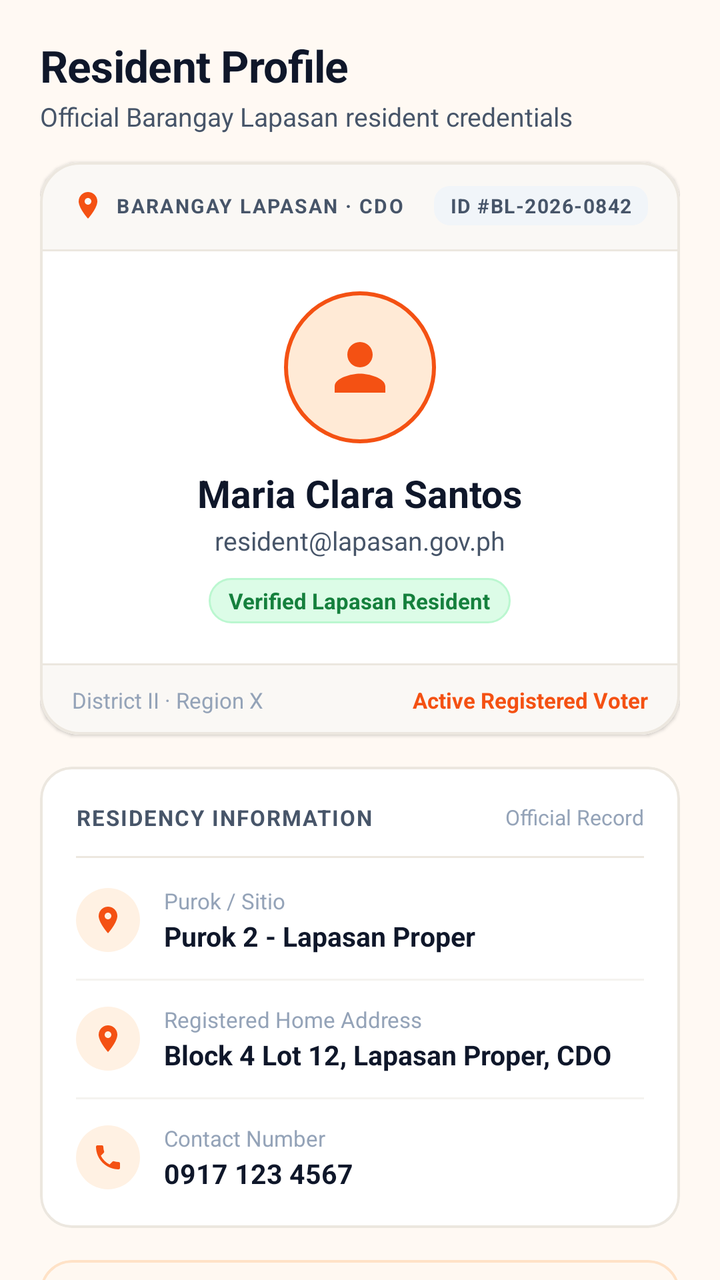
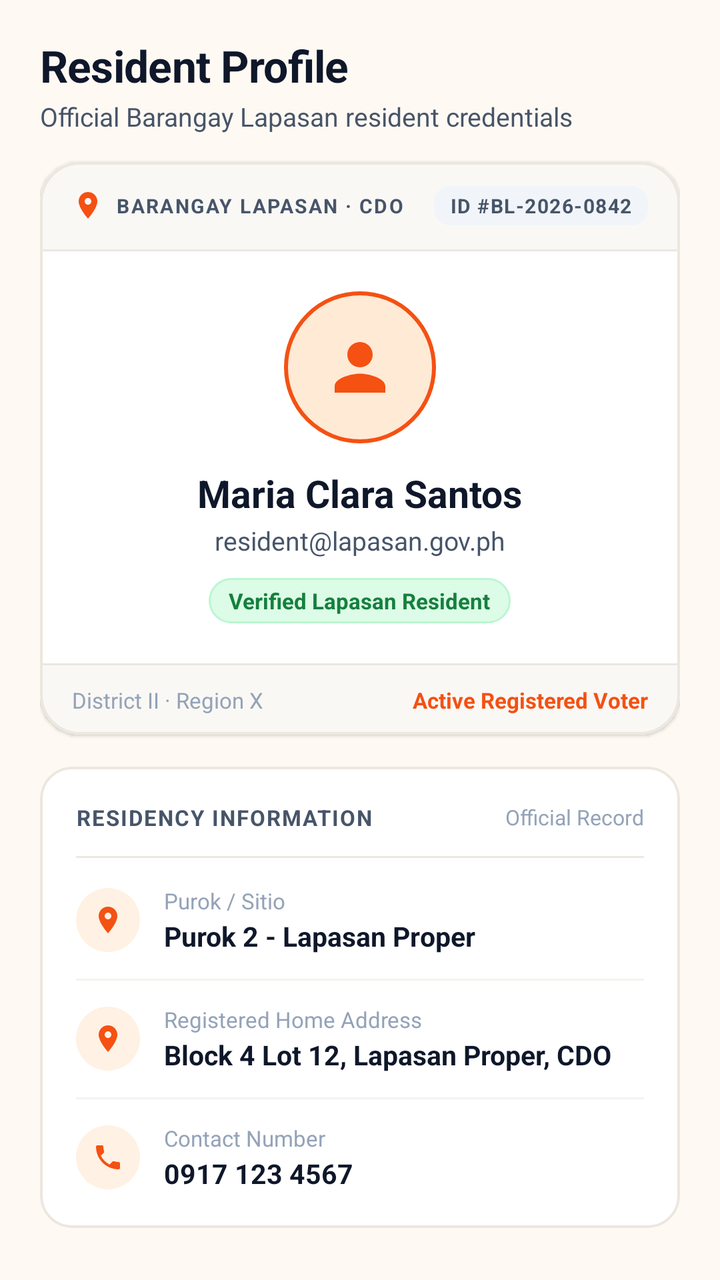

Compare the two renders of this Android layout. The source of the first and the diff that turns it into the second are given below.
<!-- AndroidManifest.xml: application theme Theme.Apila -->
<!-- res/layout/fragment_profile.xml -->
<?xml version="1.0" encoding="utf-8"?>
<androidx.core.widget.NestedScrollView xmlns:android="http://schemas.android.com/apk/res/android"
    xmlns:app="http://schemas.android.com/apk/res-auto"
    android:layout_width="match_parent"
    android:layout_height="match_parent"
    android:background="@color/warm_background">

    <LinearLayout
        android:layout_width="match_parent"
        android:layout_height="wrap_content"
        android:descendantFocusability="beforeDescendants"
        android:focusableInTouchMode="true"
        android:orientation="vertical"
        android:paddingStart="20dp"
        android:paddingTop="18dp"
        android:paddingEnd="20dp"
        android:paddingBottom="36dp">

        
        <LinearLayout
            android:layout_width="match_parent"
            android:layout_height="wrap_content"
            android:orientation="vertical"
            android:paddingBottom="14dp">

            <TextView
                android:layout_width="wrap_content"
                android:layout_height="wrap_content"
                android:letterSpacing="-0.01"
                android:text="Resident Profile"
                android:textColor="@color/text_primary"
                android:textSize="22sp"
                android:textStyle="bold" />

            <TextView
                android:layout_width="wrap_content"
                android:layout_height="wrap_content"
                android:layout_marginTop="2dp"
                android:text="Official Barangay Lapasan resident credentials"
                android:textColor="@color/text_secondary"
                android:textSize="13sp" />
        </LinearLayout>

        
        <com.google.android.material.card.MaterialCardView
            android:layout_width="match_parent"
            android:layout_height="wrap_content"
            app:cardBackgroundColor="@color/white"
            app:cardCornerRadius="20dp"
            app:cardElevation="1dp"
            app:strokeColor="#ECE7DF"
            app:strokeWidth="1.2dp">

            <LinearLayout
                android:layout_width="match_parent"
                android:layout_height="wrap_content"
                android:orientation="vertical">

                
                <LinearLayout
                    android:layout_width="match_parent"
                    android:layout_height="wrap_content"
                    android:background="#FAF8F5"
                    android:gravity="center_vertical"
                    android:orientation="horizontal"
                    android:paddingStart="16dp"
                    android:paddingTop="12dp"
                    android:paddingEnd="16dp"
                    android:paddingBottom="12dp">

                    <ImageView
                        android:layout_width="16dp"
                        android:layout_height="16dp"
                        android:src="@drawable/ic_location"
                        app:tint="@color/brand_orange" />

                    <TextView
                        android:layout_width="0dp"
                        android:layout_height="wrap_content"
                        android:layout_marginStart="6dp"
                        android:layout_weight="1"
                        android:letterSpacing="0.08"
                        android:text="BARANGAY LAPASAN · CDO"
                        android:textColor="@color/text_secondary"
                        android:textSize="10sp"
                        android:textStyle="bold" />

                    <TextView
                        android:layout_width="wrap_content"
                        android:layout_height="wrap_content"
                        android:background="@drawable/bg_profile_id_chip"
                        android:letterSpacing="0.05"
                        android:text="ID #BL-2026-0842"
                        android:textColor="@color/text_secondary"
                        android:textSize="10sp"
                        android:textStyle="bold" />
                </LinearLayout>

                <View
                    android:layout_width="match_parent"
                    android:layout_height="1dp"
                    android:background="#ECE7DF" />

                
                <LinearLayout
                    android:layout_width="match_parent"
                    android:layout_height="wrap_content"
                    android:gravity="center"
                    android:orientation="vertical"
                    android:paddingStart="20dp"
                    android:paddingTop="20dp"
                    android:paddingEnd="20dp"
                    android:paddingBottom="20dp">

                    
                    <LinearLayout
                        android:layout_width="76dp"
                        android:layout_height="76dp"
                        android:background="@drawable/bg_profile_avatar_circle"
                        android:gravity="center">

                        <ImageView
                            android:id="@+id/ivProfileAvatar"
                            android:layout_width="38dp"
                            android:layout_height="38dp"
                            android:contentDescription="Avatar"
                            android:src="@drawable/ic_user_outline"
                            app:tint="@color/brand_orange" />
                    </LinearLayout>

                    <TextView
                        android:id="@+id/tvProfileName"
                        android:layout_width="wrap_content"
                        android:layout_height="wrap_content"
                        android:layout_marginTop="12dp"
                        android:text="Maria Clara Santos"
                        android:textColor="@color/text_primary"
                        android:textSize="19sp"
                        android:textStyle="bold" />

                    <TextView
                        android:id="@+id/tvProfileEmail"
                        android:layout_width="wrap_content"
                        android:layout_height="wrap_content"
                        android:layout_marginTop="2dp"
                        android:text="resident@lapasan.gov.ph"
                        android:textColor="@color/text_secondary"
                        android:textSize="13sp" />

                    <TextView
                        android:id="@+id/tvProfileRoleBadge"
                        android:layout_width="wrap_content"
                        android:layout_height="wrap_content"
                        android:layout_marginTop="10dp"
                        android:background="@drawable/bg_badge_attendance_present"
                        android:text="Verified Lapasan Resident"
                        android:textColor="#15803D"
                        android:textSize="11sp"
                        android:textStyle="bold" />
                </LinearLayout>

                <View
                    android:layout_width="match_parent"
                    android:layout_height="1dp"
                    android:background="#ECE7DF" />

                
                <LinearLayout
                    android:layout_width="match_parent"
                    android:layout_height="wrap_content"
                    android:background="#FAF8F5"
                    android:gravity="center_vertical"
                    android:orientation="horizontal"
                    android:paddingStart="16dp"
                    android:paddingTop="10dp"
                    android:paddingEnd="16dp"
                    android:paddingBottom="10dp">

                    <TextView
                        android:layout_width="0dp"
                        android:layout_height="wrap_content"
                        android:layout_weight="1"
                        android:text="District II · Region X"
                        android:textColor="@color/text_tertiary"
                        android:textSize="11sp" />

                    <TextView
                        android:layout_width="wrap_content"
                        android:layout_height="wrap_content"
                        android:text="Active Registered Voter"
                        android:textColor="@color/brand_orange"
                        android:textSize="11sp"
                        android:textStyle="bold" />
                </LinearLayout>

            </LinearLayout>
        </com.google.android.material.card.MaterialCardView>

        
        <com.google.android.material.card.MaterialCardView
            android:layout_width="match_parent"
            android:layout_height="wrap_content"
            android:layout_marginTop="16dp"
            app:cardBackgroundColor="@color/white"
            app:cardCornerRadius="16dp"
            app:cardElevation="0dp"
            app:strokeColor="#ECE7DF"
            app:strokeWidth="1.2dp">

            <LinearLayout
                android:layout_width="match_parent"
                android:layout_height="wrap_content"
                android:orientation="vertical"
                android:padding="18dp">

                
                <LinearLayout
                    android:layout_width="match_parent"
                    android:layout_height="wrap_content"
                    android:gravity="center_vertical"
                    android:orientation="horizontal">

                    <TextView
                        android:layout_width="0dp"
                        android:layout_height="wrap_content"
                        android:layout_weight="1"
                        android:letterSpacing="0.06"
                        android:text="RESIDENCY INFORMATION"
                        android:textColor="@color/text_secondary"
                        android:textSize="11sp"
                        android:textStyle="bold" />

                    <TextView
                        android:layout_width="wrap_content"
                        android:layout_height="wrap_content"
                        android:text="Official Record"
                        android:textColor="@color/text_tertiary"
                        android:textSize="10.5sp" />
                </LinearLayout>

                <View
                    android:layout_width="match_parent"
                    android:layout_height="1dp"
                    android:layout_marginTop="12dp"
                    android:layout_marginBottom="14dp"
                    android:background="#ECE7DF" />

                
                <LinearLayout
                    android:layout_width="match_parent"
                    android:layout_height="wrap_content"
                    android:gravity="center_vertical"
                    android:orientation="horizontal">

                    <LinearLayout
                        android:layout_width="32dp"
                        android:layout_height="32dp"
                        android:background="@drawable/bg_info_icon_circle"
                        android:gravity="center">

                        <ImageView
                            android:layout_width="16dp"
                            android:layout_height="16dp"
                            android:src="@drawable/ic_location_outline"
                            app:tint="@color/brand_orange" />
                    </LinearLayout>

                    <LinearLayout
                        android:layout_width="match_parent"
                        android:layout_height="wrap_content"
                        android:layout_marginStart="12dp"
                        android:orientation="vertical">

                        <TextView
                            android:layout_width="wrap_content"
                            android:layout_height="wrap_content"
                            android:text="Purok / Sitio"
                            android:textColor="@color/text_tertiary"
                            android:textSize="11sp" />

                        <TextView
                            android:id="@+id/tvProfilePurok"
                            android:layout_width="wrap_content"
                            android:layout_height="wrap_content"
                            android:layout_marginTop="1dp"
                            android:text="Purok 2 - Lapasan Proper"
                            android:textColor="@color/text_primary"
                            android:textSize="13.5sp"
                            android:textStyle="bold" />
                    </LinearLayout>
                </LinearLayout>

                <View
                    android:layout_width="match_parent"
                    android:layout_height="1dp"
                    android:layout_marginTop="12dp"
                    android:layout_marginBottom="12dp"
                    android:background="#F5F3EF" />

                
                <LinearLayout
                    android:layout_width="match_parent"
                    android:layout_height="wrap_content"
                    android:gravity="center_vertical"
                    android:orientation="horizontal">

                    <LinearLayout
                        android:layout_width="32dp"
                        android:layout_height="32dp"
                        android:background="@drawable/bg_info_icon_circle"
                        android:gravity="center">

                        <ImageView
                            android:layout_width="16dp"
                            android:layout_height="16dp"
                            android:src="@drawable/ic_location"
                            app:tint="@color/brand_orange" />
                    </LinearLayout>

                    <LinearLayout
                        android:layout_width="match_parent"
                        android:layout_height="wrap_content"
                        android:layout_marginStart="12dp"
                        android:orientation="vertical">

                        <TextView
                            android:layout_width="wrap_content"
                            android:layout_height="wrap_content"
                            android:text="Registered Home Address"
                            android:textColor="@color/text_tertiary"
                            android:textSize="11sp" />

                        <TextView
                            android:id="@+id/tvProfileAddress"
                            android:layout_width="wrap_content"
                            android:layout_height="wrap_content"
                            android:layout_marginTop="1dp"
                            android:text="Block 4 Lot 12, Lapasan Proper, CDO"
                            android:textColor="@color/text_primary"
                            android:textSize="13.5sp"
                            android:textStyle="bold" />
                    </LinearLayout>
                </LinearLayout>

                <View
                    android:layout_width="match_parent"
                    android:layout_height="1dp"
                    android:layout_marginTop="12dp"
                    android:layout_marginBottom="12dp"
                    android:background="#F5F3EF" />

                
                <LinearLayout
                    android:layout_width="match_parent"
                    android:layout_height="wrap_content"
                    android:gravity="center_vertical"
                    android:orientation="horizontal">

                    <LinearLayout
                        android:layout_width="32dp"
                        android:layout_height="32dp"
                        android:background="@drawable/bg_info_icon_circle"
                        android:gravity="center">

                        <ImageView
                            android:layout_width="16dp"
                            android:layout_height="16dp"
                            android:src="@drawable/ic_phone_outline"
                            app:tint="@color/brand_orange" />
                    </LinearLayout>

                    <LinearLayout
                        android:layout_width="match_parent"
                        android:layout_height="wrap_content"
                        android:layout_marginStart="12dp"
                        android:orientation="vertical">

                        <TextView
                            android:layout_width="wrap_content"
                            android:layout_height="wrap_content"
                            android:text="Contact Number"
                            android:textColor="@color/text_tertiary"
                            android:textSize="11sp" />

                        <TextView
                            android:id="@+id/tvProfilePhone"
                            android:layout_width="wrap_content"
                            android:layout_height="wrap_content"
                            android:layout_marginTop="1dp"
                            android:text="0917 123 4567"
                            android:textColor="@color/text_primary"
                            android:textSize="13.5sp"
                            android:textStyle="bold" />
                    </LinearLayout>
                </LinearLayout>

            </LinearLayout>
        </com.google.android.material.card.MaterialCardView>

        
        <com.google.android.material.card.MaterialCardView
            android:layout_width="match_parent"
            android:layout_height="wrap_content"
            android:layout_marginTop="16dp"
            app:cardBackgroundColor="#FFF8F1"
            app:cardCornerRadius="16dp"
            app:cardElevation="0dp"
            app:strokeColor="#FFE2C7"
            app:strokeWidth="1.2dp">

            <LinearLayout
                android:layout_width="match_parent"
                android:layout_height="wrap_content"
                android:orientation="vertical"
                android:padding="18dp">

                <LinearLayout
                    android:layout_width="match_parent"
                    android:layout_height="wrap_content"
                    android:gravity="center_vertical"
                    android:orientation="horizontal">

                    <ImageView
                        android:layout_width="16dp"
                        android:layout_height="16dp"
                        android:src="@drawable/ic_dashboard"
                        app:tint="@color/brand_orange" />

                    <TextView
                        android:layout_width="wrap_content"
                        android:layout_height="wrap_content"
                        android:layout_marginStart="8dp"
                        android:text="Barangay Administration"
                        android:textColor="@color/text_primary"
                        android:textSize="13.5sp"
                        android:textStyle="bold" />
                </LinearLayout>

                <TextView
                    android:layout_width="wrap_content"
                    android:layout_height="wrap_content"
                    android:layout_marginTop="6dp"
                    android:lineSpacingExtra="2dp"
                    android:text="Switch to the Barangay Personnel Portal to manage program slots, track community attendance, and broadcast official announcements."
                    android:textColor="@color/text_secondary"
                    android:textSize="12.5sp" />

                <com.google.android.material.button.MaterialButton
                    android:id="@+id/btnSwitchToAdmin"
                    android:layout_width="match_parent"
                    android:layout_height="48dp"
                    android:layout_marginTop="14dp"
                    android:backgroundTint="@color/brand_orange"
                    android:text="Open Barangay Personnel Portal"
                    android:textColor="@color/white"
                    android:textSize="13sp"
                    android:textStyle="bold"
                    app:cornerRadius="12dp" />
            </LinearLayout>
        </com.google.android.material.card.MaterialCardView>

        
        <com.google.android.material.button.MaterialButton
            android:id="@+id/btnLogout"
            style="@style/Widget.MaterialComponents.Button.OutlinedButton"
            android:layout_width="match_parent"
            android:layout_height="48dp"
            android:layout_marginTop="20dp"
            android:text="Sign Out"
            android:textColor="#DC2626"
            android:textSize="13.5sp"
            android:textStyle="bold"
            app:cornerRadius="12dp"
            app:strokeColor="#FECACA"
            app:strokeWidth="1.2dp" />

    </LinearLayout>
</androidx.core.widget.NestedScrollView>
<!-- resources referenced by this layout -->
<resources>
  <color name="brand_orange">#F45113</color>
  <color name="text_primary">#0F172A</color>
  <color name="text_secondary">#475569</color>
  <color name="text_tertiary">#94A3B8</color>
  <color name="warm_background">#FFF9F3</color>
  <color name="white">#FFFFFF</color>
  <!-- drawable bg_badge_attendance_present (drawable) -->
  <?xml version="1.0" encoding="utf-8"?>
  <shape xmlns:android="http://schemas.android.com/apk/res/android"
      android:shape="rectangle">
      <solid android:color="#DCFCE7" />
      <corners android:radius="20dp" />
      <stroke
          android:width="1dp"
          android:color="#BBF7D0" />
      <padding
          android:left="10dp"
          android:top="4dp"
          android:right="10dp"
          android:bottom="4dp" />
  </shape>
  <!-- drawable bg_info_icon_circle (drawable) -->
  <?xml version="1.0" encoding="utf-8"?>
  <shape xmlns:android="http://schemas.android.com/apk/res/android"
      android:shape="oval">
      <solid android:color="#FFF1E3" />
  </shape>
  <!-- drawable bg_profile_avatar_circle (drawable) -->
  <?xml version="1.0" encoding="utf-8"?>
  <shape xmlns:android="http://schemas.android.com/apk/res/android"
      android:shape="oval">
      <solid android:color="#FFEAD6" />
      <stroke
          android:width="2dp"
          android:color="#F45113" />
  </shape>
  <!-- drawable bg_profile_id_chip (drawable) -->
  <?xml version="1.0" encoding="utf-8"?>
  <shape xmlns:android="http://schemas.android.com/apk/res/android"
      android:shape="rectangle">
      <solid android:color="#F1F5F9" />
      <corners android:radius="8dp" />
      <padding
          android:left="8dp"
          android:top="3dp"
          android:right="8dp"
          android:bottom="3dp" />
  </shape>
  <!-- drawable ic_dashboard (drawable) -->
  <vector xmlns:android="http://schemas.android.com/apk/res/android"
      android:width="24dp"
      android:height="24dp"
      android:viewportWidth="24"
      android:viewportHeight="24">
      <path
          android:fillColor="#FFFFFFFF"
          android:pathData="M3,13h8V3H3v10zm0,8h8v-6H3v6zm10,0h8V11h-8v10zm0,-18v6h8V3h-8z" />
  </vector>
  <!-- drawable ic_location (drawable) -->
  <vector xmlns:android="http://schemas.android.com/apk/res/android"
      android:width="24dp"
      android:height="24dp"
      android:viewportWidth="24"
      android:viewportHeight="24">
      <path
          android:fillColor="#FFFFFFFF"
          android:pathData="M12,2C8.13,2 5,5.13 5,9c0,5.25 7,13 7,13s7,-7.75 7,-13c0,-3.87 -3.13,-7 -7,-7zm0,9.5c-1.38,0 -2.5,-1.12 -2.5,-2.5s1.12,-2.5 2.5,-2.5 2.5,1.12 2.5,2.5 -1.12,2.5 -2.5,2.5z" />
  </vector>
  <!-- drawable ic_location_outline (drawable) -->
  <vector xmlns:android="http://schemas.android.com/apk/res/android"
      android:width="24dp"
      android:height="24dp"
      android:viewportWidth="24"
      android:viewportHeight="24">
      <path
          android:fillColor="#64748B"
          android:pathData="M12,2C8.13,2 5,5.13 5,9c0,5.25 7,13 7,13s7,-7.75 7,-13c0,-3.87 -3.13,-7 -7,-7zm0,9.5c-1.38,0 -2.5,-1.12 -2.5,-2.5s1.12,-2.5 2.5,-2.5 2.5,1.12 2.5,2.5 -1.12,2.5 -2.5,2.5z" />
  </vector>
  <!-- drawable ic_user_outline (drawable) -->
  <vector xmlns:android="http://schemas.android.com/apk/res/android"
      android:width="24dp"
      android:height="24dp"
      android:viewportWidth="24"
      android:viewportHeight="24">
      <path
          android:fillColor="#64748B"
          android:pathData="M12,12c2.21,0 4,-1.79 4,-4s-1.79,-4 -4,-4 -4,1.79 -4,4 1.79,4 4,4zm0,2c-2.67,0 -8,1.34 -8,4v2h16v-2c0,-2.66 -5.33,-4 -8,-4z" />
  </vector>
  <!-- unchanged entries left out for length: 2 -->
</resources>

<!-- the commit's change to res/layout/fragment_profile.xml (unified diff, before → after) -->
@@ -394,68 +394,6 @@
                     </LinearLayout>
                 </LinearLayout>
 
-            </LinearLayout>
-        </com.google.android.material.card.MaterialCardView>
-
-        
-        <com.google.android.material.card.MaterialCardView
-            android:layout_width="match_parent"
-            android:layout_height="wrap_content"
-            android:layout_marginTop="16dp"
-            app:cardBackgroundColor="#FFF8F1"
-            app:cardCornerRadius="16dp"
-            app:cardElevation="0dp"
-            app:strokeColor="#FFE2C7"
-            app:strokeWidth="1.2dp">
-
-            <LinearLayout
-                android:layout_width="match_parent"
-                android:layout_height="wrap_content"
-                android:orientation="vertical"
-                android:padding="18dp">
-
-                <LinearLayout
-                    android:layout_width="match_parent"
-                    android:layout_height="wrap_content"
-                    android:gravity="center_vertical"
-                    android:orientation="horizontal">
-
-                    <ImageView
-                        android:layout_width="16dp"
-                        android:layout_height="16dp"
-                        android:src="@drawable/ic_dashboard"
-                        app:tint="@color/brand_orange" />
-
-                    <TextView
-                        android:layout_width="wrap_content"
-                        android:layout_height="wrap_content"
-                        android:layout_marginStart="8dp"
-                        android:text="Barangay Administration"
-                        android:textColor="@color/text_primary"
-                        android:textSize="13.5sp"
-                        android:textStyle="bold" />
-                </LinearLayout>
-
-                <TextView
-                    android:layout_width="wrap_content"
-                    android:layout_height="wrap_content"
-                    android:layout_marginTop="6dp"
-                    android:lineSpacingExtra="2dp"
-                    android:text="Switch to the Barangay Personnel Portal to manage program slots, track community attendance, and broadcast official announcements."
-                    android:textColor="@color/text_secondary"
-                    android:textSize="12.5sp" />
-
-                <com.google.android.material.button.MaterialButton
-                    android:id="@+id/btnSwitchToAdmin"
-                    android:layout_width="match_parent"
-                    android:layout_height="48dp"
-                    android:layout_marginTop="14dp"
-                    android:backgroundTint="@color/brand_orange"
-                    android:text="Open Barangay Personnel Portal"
-                    android:textColor="@color/white"
-                    android:textSize="13sp"
-                    android:textStyle="bold"
-                    app:cornerRadius="12dp" />
             </LinearLayout>
         </com.google.android.material.card.MaterialCardView>
 
<!-- resource entries referenced after the edit -->
@@ -48,16 +48,6 @@
           android:right="8dp"
           android:bottom="3dp" />
   </shape>
-  <!-- drawable ic_dashboard (drawable) -->
-  <vector xmlns:android="http://schemas.android.com/apk/res/android"
-      android:width="24dp"
-      android:height="24dp"
-      android:viewportWidth="24"
-      android:viewportHeight="24">
-      <path
-          android:fillColor="#FFFFFFFF"
-          android:pathData="M3,13h8V3H3v10zm0,8h8v-6H3v6zm10,0h8V11h-8v10zm0,-18v6h8V3h-8z" />
-  </vector>
   <!-- drawable ic_location (drawable) -->
   <vector xmlns:android="http://schemas.android.com/apk/res/android"
       android:width="24dp"
